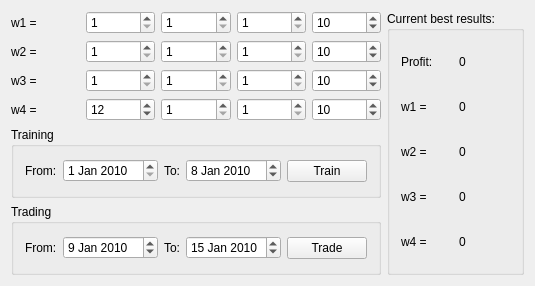
The window that mainwidget.ui (mik9/ForexBot) describes before a commit, drawn with Qt 5.
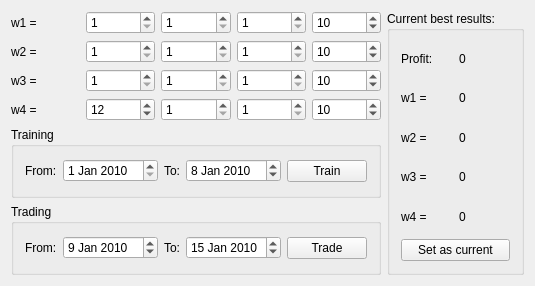
The same window after the commit.

Commit message: "Set as current" button

```diff
--- a/mainwidget.ui
+++ b/mainwidget.ui
@@ -493,6 +493,13 @@
         </item>
        </layout>
       </item>
+      <item>
+       <widget class="QPushButton" name="btn_set">
+        <property name="text">
+         <string>Set as current</string>
+        </property>
+       </widget>
+      </item>
      </layout>
     </widget>
    </item>
```
The commit also changes 2 other files.
